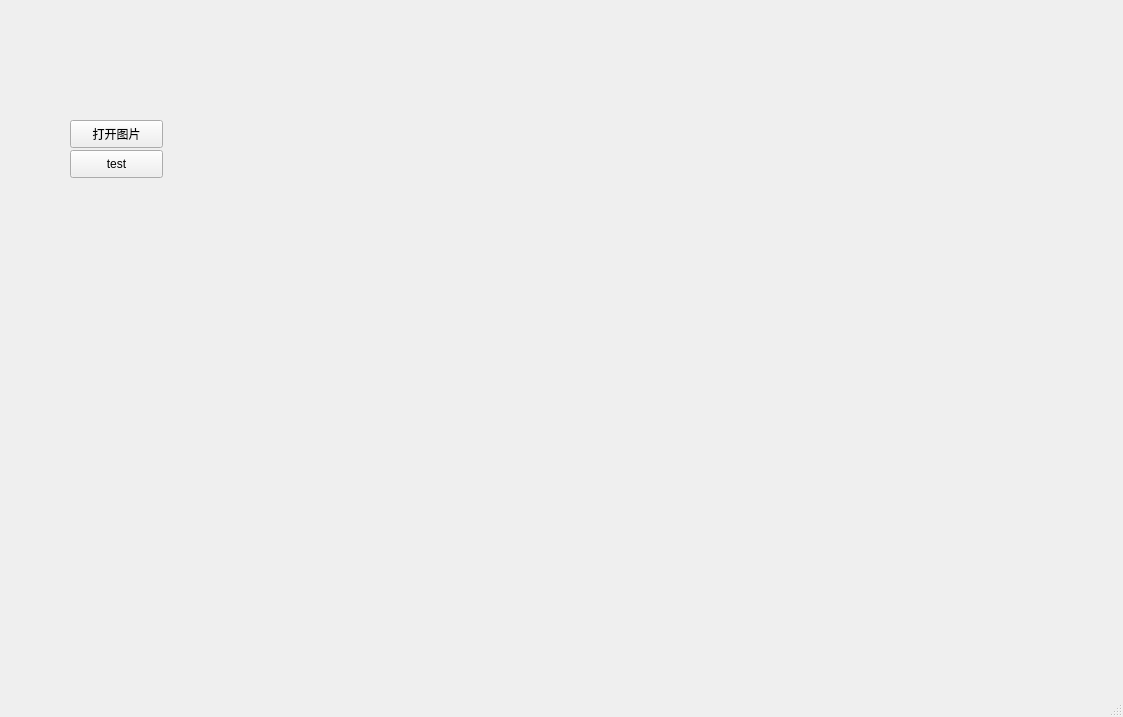
First picture: the form in CV2019/mainwindow.ui, repository SJTU-CV2019/CV2019, before the edit.
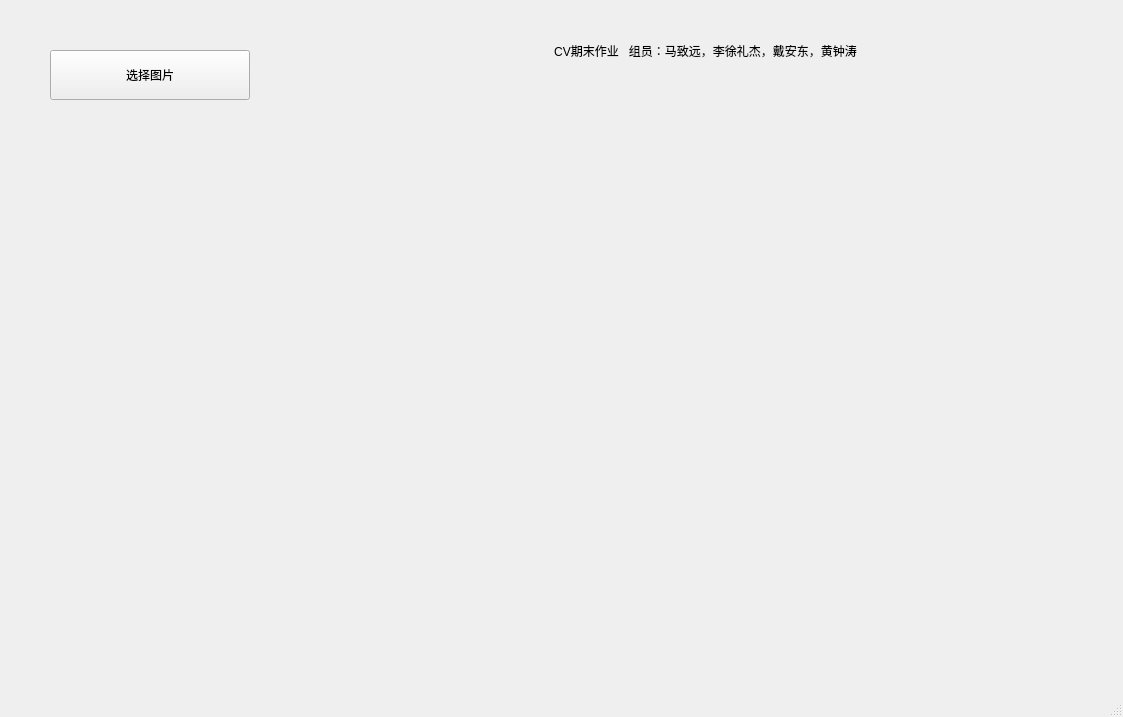
Second picture: the form after the edit.

Diff of the .ui file:
```diff
--- a/CV2019/mainwindow.ui
+++ b/CV2019/mainwindow.ui
@@ -14,82 +14,39 @@
    <string>MainWindow</string>
   </property>
   <widget class="QWidget" name="centralwidget">
-   <widget class="QPushButton" name="pushButton">
-    <property name="geometry">
-     <rect>
-      <x>70</x>
-      <y>120</y>
-      <width>93</width>
-      <height>28</height>
-     </rect>
-    </property>
-    <property name="text">
-     <string>打开图片</string>
-    </property>
-   </widget>
-   <widget class="QLabel" name="oldpic">
-    <property name="geometry">
-     <rect>
-      <x>170</x>
-      <y>40</y>
-      <width>311</width>
-      <height>231</height>
-     </rect>
-    </property>
-    <property name="text">
-     <string/>
-    </property>
-   </widget>
-   <widget class="QLabel" name="label">
-    <property name="geometry">
-     <rect>
-      <x>530</x>
-      <y>40</y>
-      <width>331</width>
-      <height>261</height>
-     </rect>
-    </property>
-    <property name="text">
-     <string/>
-    </property>
-   </widget>
-   <widget class="QLabel" name="label2">
-    <property name="geometry">
-     <rect>
-      <x>170</x>
-      <y>320</y>
-      <width>321</width>
-      <height>241</height>
-     </rect>
-    </property>
-    <property name="text">
-     <string/>
-    </property>
-   </widget>
-   <widget class="QLabel" name="label_2">
-    <property name="geometry">
-     <rect>
-      <x>600</x>
-      <y>310</y>
-      <width>371</width>
-      <height>251</height>
-     </rect>
-    </property>
-    <property name="text">
-     <string/>
-    </property>
-   </widget>
    <widget class="QPushButton" name="pushButton_2">
     <property name="geometry">
      <rect>
-      <x>70</x>
-      <y>150</y>
-      <width>93</width>
-      <height>28</height>
+      <x>50</x>
+      <y>50</y>
+      <width>200</width>
+      <height>50</height>
      </rect>
     </property>
     <property name="text">
-     <string>test</string>
+     <string>选择图片</string>
+    </property>
+   </widget>
+   <widget class="QLabel" name="label_2">
+    <property name="geometry">
+     <rect>
+      <x>420</x>
+      <y>30</y>
+      <width>571</width>
+      <height>41</height>
+     </rect>
+    </property>
+    <property name="autoFillBackground">
+     <bool>true</bool>
+    </property>
+    <property name="text">
+     <string>CV期末作业   组员：马致远，李徐礼杰，戴安东，黄钟涛</string>
+    </property>
+    <property name="scaledContents">
+     <bool>false</bool>
+    </property>
+    <property name="alignment">
+     <set>Qt::AlignCenter</set>
     </property>
    </widget>
   </widget>
```
Left out of the diff: 2 changed lines with no effect on the pictures.
